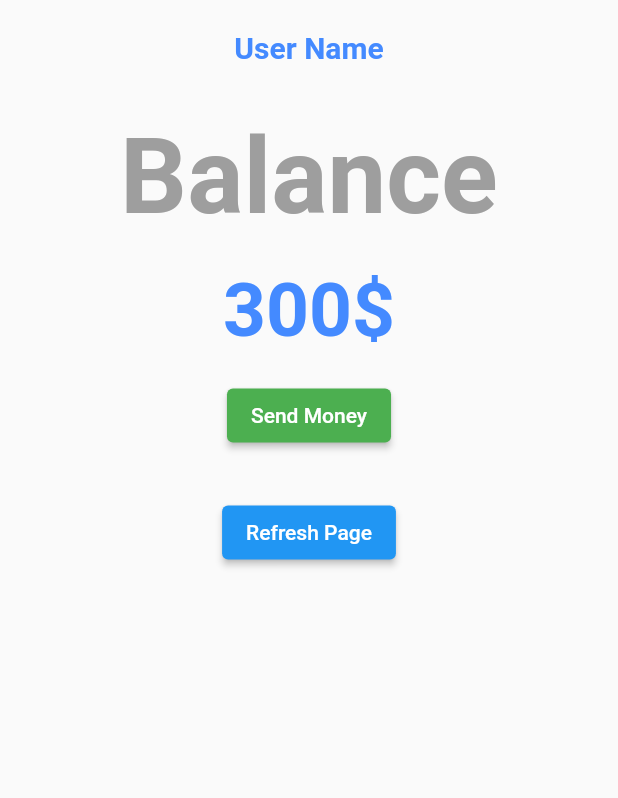
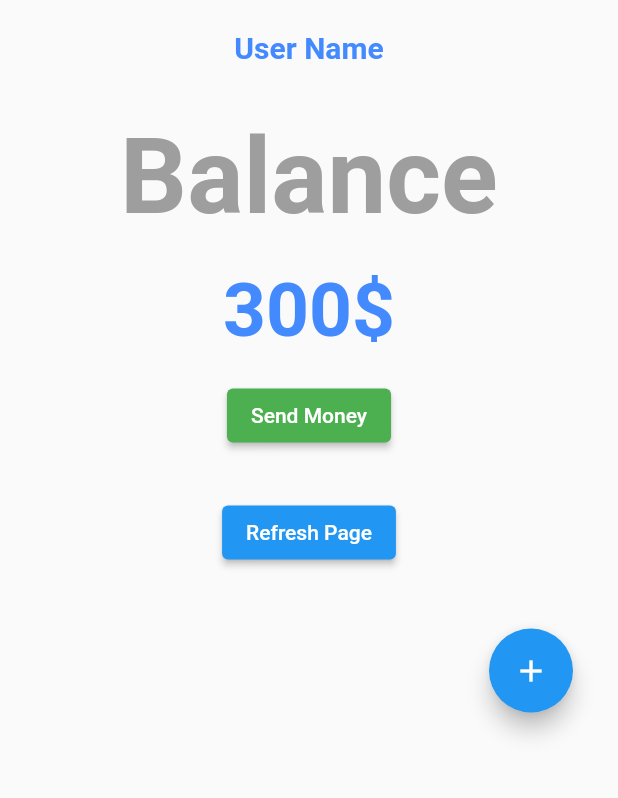
Before and after one commit to ArunBabu98/crypto_wallet, a Flutter app: the screen it shows once a user with an empty profile is signed in, on a phone screen of 412 x 824 dp, the part 309-1107 px from its top. Run offline on Flutter 3.47's test engine with Material 2 defaults, Android fonts, the phone set to English and light mode, and no system bars; our stand-ins replace animated_splash_screen, firebase_auth, firebase_core, flutter_signin_button, google_sign_in, page_transition; accounts and stored records are empty; Roboto replaces fonts that are missing (Raleway).

Commit message:
floating button

```diff
--- a/lib/pages/welcomePage.dart
+++ b/lib/pages/welcomePage.dart
@@ -90,6 +90,14 @@ class _MyHomePageState extends State<MyHomePage> {
 
               )
           ),
+          Container(
+            margin: const EdgeInsets.only(top: 30, right: 30),
+            alignment: Alignment.bottomRight,
+            child: FloatingActionButton(
+              onPressed: () {},
+              child: const Icon(Icons.add),
+              ),
+          ),
         ],
       )
     );
```
